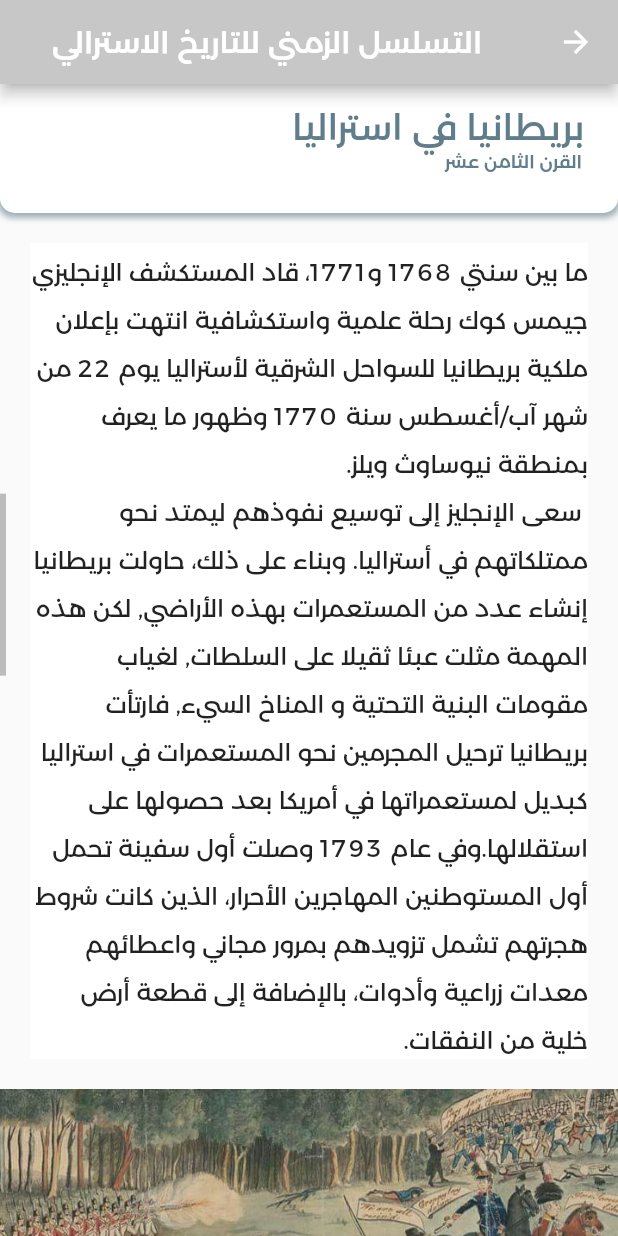
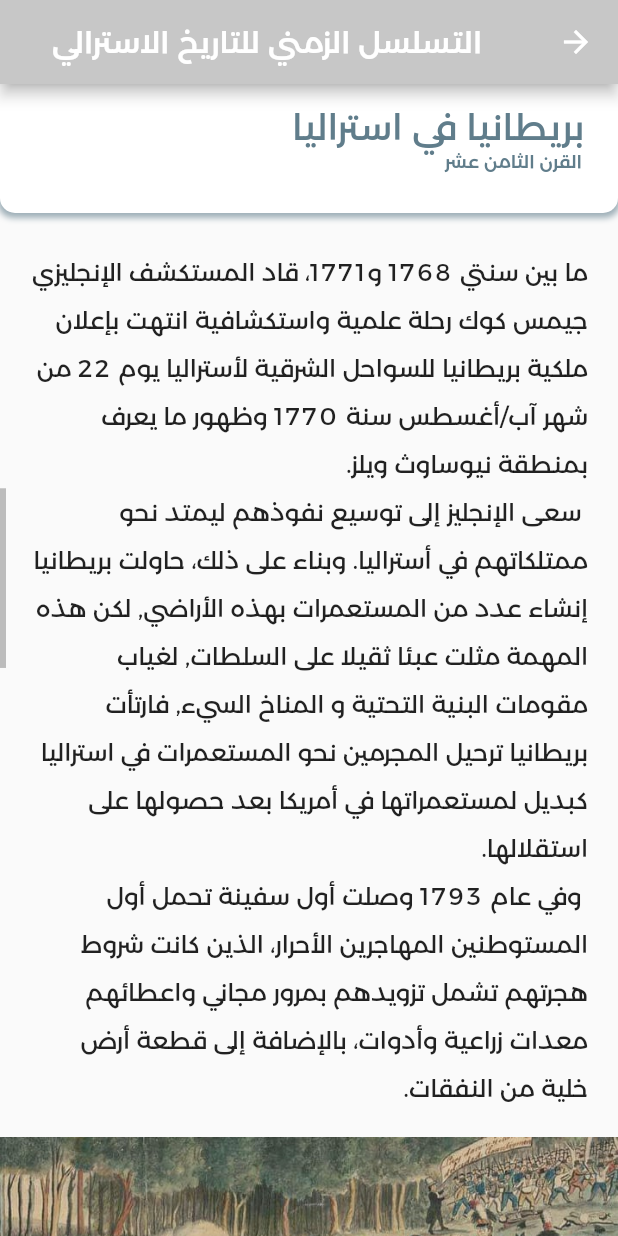
Before and after one commit to AboutAustralia/aboutAustralia, a Flutter app: the HistoryOfAustralia screen opened directly, scrolled down 1728 dp, on a phone screen of 412 x 824 dp. Run offline on Flutter 3.47's test engine with Material 2 defaults, Android fonts, the phone set to English and light mode, and no system bars; drawn by our look-alikes of sticky_headers; our stand-ins replace cloud_firestore, firebase_auth, firebase_core, firebase_database, flutter_secure_storage, font_awesome_flutter and 3 more; missing offline and left inert: onboarding; accounts and stored records are empty.

Commit message:
updated the travel data, and fixed the history formatting

```diff
--- a/lib/views/history_of_australia.dart
+++ b/lib/views/history_of_australia.dart
@@ -10,7 +10,7 @@ class HistoryOfAustralia extends StatelessWidget {
     return Container(
         height: 90,
         width: double.infinity,
-        decoration: (BoxDecoration(
+        decoration: BoxDecoration(
             color: Colors.white,
             borderRadius: BorderRadius.only(
                 bottomLeft: Radius.circular(10),
@@ -22,7 +22,7 @@ class HistoryOfAustralia extends StatelessWidget {
                 blurRadius: 3,
                 offset: Offset(0, 2),
               )
-            ])),
+            ]),
         child: Column(
           crossAxisAlignment: CrossAxisAlignment.start,
           children: <Widget>[
@@ -50,7 +50,7 @@ class HistoryOfAustralia extends StatelessWidget {
     return Padding(
       padding: const EdgeInsets.all(20.0),
       child: Container(
-        color: Colors.white,
+
         child: Text(
           cont,
           textAlign: TextAlign.right,
@@ -130,14 +130,14 @@ class HistoryOfAustralia extends StatelessWidget {
                         'assets/cook.jpg',
                         ' بريطانيا في استراليا',
                         'القرن الثامن عشر',
-                        "ما بين سنتي 1768 و1771، قاد المستكشف الإنجليزي جيمس كوك رحلة علمية واستكشافية انتهت بإعلان ملكية بريطانيا للسواحل الشرقية لأستراليا يوم 22 من شهر آب/أغسطس سنة 1770 وظهور ما يعرف بمنطقة نيوساوث ويلز.\n سعى الإنجليز إلى توسيع نفوذهم ليمتد نحو ممتلكاتهم في أستراليا. وبناء على ذلك، حاولت بريطانيا إنشاء عدد من المستعمرات بهذه الأراضي, لكن هذه المهمة مثلت عبئا ثقيلا على السلطات, لغياب مقومات البنية التحتية و المناخ السيء, فارتأت بريطانيا ترحيل المجرمين نحو المستعمرات في استراليا كبديل لمستعمراتها في أمريكا بعد حصولها على استقلالها.وفي عام 1793 وصلت أول سفينة تحمل أول المستوطنين المهاجرين الأحرار، الذين كانت شروط هجرتهم تشمل تزويدهم بمرور مجاني واعطائهم معدات زراعية وأدوات، بالإضافة إلى قطعة أرض خلية من النفقات.  ",
+                        "ما بين سنتي 1768 و1771، قاد المستكشف الإنجليزي جيمس كوك رحلة علمية واستكشافية انتهت بإعلان ملكية بريطانيا للسواحل الشرقية لأستراليا يوم 22 من شهر آب/أغسطس سنة 1770 وظهور ما يعرف بمنطقة نيوساوث ويلز.\n سعى الإنجليز إلى توسيع نفوذهم ليمتد نحو ممتلكاتهم في أستراليا. وبناء على ذلك، حاولت بريطانيا إنشاء عدد من المستعمرات بهذه الأراضي, لكن هذه المهمة مثلت عبئا ثقيلا على السلطات, لغياب مقومات البنية التحتية و المناخ السيء, فارتأت بريطانيا ترحيل المجرمين نحو المستعمرات في استراليا كبديل لمستعمراتها في أمريكا بعد حصولها على استقلالها.\n وفي عام 1793 وصلت أول سفينة تحمل أول المستوطنين المهاجرين الأحرار، الذين كانت شروط هجرتهم تشمل تزويدهم بمرور مجاني واعطائهم معدات زراعية وأدوات، بالإضافة إلى قطعة أرض خلية من النفقات.  ",
                         Colors.blueGrey),
                     //4
                     scroll(
                         'assets/castle_hill.jpg',
                         'تأسيس المستعمرات',
                         'القرن التاسع عشر',
-                        "في عام 1804، اندلع تمرد المدانين في كاسل هيل الذي يقوده حوالي مئتين من الهاربين، معظمهم من المدانين الإيرلنديين، كانت هذه الانتفاضة الأولى والوحيدة للمسجونين في التاريخ الأسترالي, غير أنه أُخمد بسرعة من قِبل فيلق نيو ساوث ويلز.في 1803, استعمرت أرض فان دامين، والتي تسمى تازمينيا حالياً، حتى أصبحت مستعمرة مستقلة في 1825. وقامت المملكة المتحدة باستعمار الجزء الغربي من أستراليا في 1828. بعد انفصال عدة مستعمرات عن نيو ساوث ويلز مثل: جنوب أستراليا في 1836 وفيكتوريا في 1851 وكوينزلاند في 1859.  تأسس الإقليم الشمالي الذي كان منفصلاً عن الجنوب الأسترالي، حينها كانت جنوب أستراليا مقاطعة حرة ولم تكن مستعمرة عقوبات أبداً. وكذلك فيكتوريا وغرب أستراليا، ولكنهم مؤخراً وافقوا على نقل المحكوم عليهم إليها. وقاد سكان نيوساوث ويلز إلى حملة لإيقاف نقل المحكوم عليهم للمستعمرة، حينها كانت أخر سفينة للمحكوم عليهم تصل نيوساوث ويلز في 1848. ",
+                        "في عام 1804، اندلع تمرد المدانين في كاسل هيل الذي يقوده حوالي مئتين من الهاربين، معظمهم من المدانين الإيرلنديين، كانت هذه الانتفاضة الأولى والوحيدة للمسجونين في التاريخ الأسترالي, غير أنه أُخمد بسرعة من قِبل فيلق نيو ساوث ويلز.\n في 1803, استعمرت أرض فان دامين، والتي تسمى تازمينيا حالياً، حتى أصبحت مستعمرة مستقلة في 1825. وقامت المملكة المتحدة باستعمار الجزء الغربي من أستراليا في 1828. بعد انفصال عدة مستعمرات عن نيو ساوث ويلز مثل: جنوب أستراليا في 1836 وفيكتوريا في 1851 وكوينزلاند في 1859.\n تأسس الإقليم الشمالي الذي كان منفصلاً عن الجنوب الأسترالي، حينها كانت جنوب أستراليا مقاطعة حرة ولم تكن مستعمرة عقوبات أبداً. وكذلك فيكتوريا وغرب أستراليا، ولكنهم مؤخراً وافقوا على نقل المحكوم عليهم إليها.\n وقاد سكان نيوساوث ويلز حملة لإيقاف نقل المحكوم عليهم للمستعمرة، حينها كانت أخر سفينة للمحكوم عليهم تصل نيوساوث ويلز في 1848. ",
                         Colors.grey[850]),
 
                     //5
@@ -145,7 +145,7 @@ class HistoryOfAustralia extends StatelessWidget {
                         'assets/rush.jpg',
                         'اكتشاف الذهب',
                         'القرن التاسع عشر',
-                        "تم اكتشاف الذهب في استراليا لأول مرة عام 1951 مما أدى إلى تحول استراليا اقتصاديا وسياسيا وديموغرافيا. ونتيجة لذلك هاجر حوالي 2% من سكان بريطانيا بالإضافة إلى سكان من مختلف الأعراق  إلى استراليا. ان تمرّد حاجز دفاع يوريكا عام 1854، وهو احتجاج مسلّح نفّذه عمال المناجم في مناجم ذهب فيكتوريا، والجدل الذي تلا ذلك، بمثابة قوّةٍ دافعة كبيرة لإجراء إصلاحات ديمقراطية. جاء التمرّد إثر اعتراض الحكومة على تقديم تراخيص للتعدين، إذ يجب دفع رسوم الترخيص بغض النظر عما إذا كان طلب المُنقب عن الذهب قد أتى بأي ذهب، ووجد المتعهدون الأقل نجاحًا صعوبة في دفع رسوم الترخيص الخاصة بهم. وأنتج الذهب ثروة مفاجئة للقليلين، ويعود تاريخ ثراء بعض أقدم الأثرياء في أستراليا إلى هذه الفترة.",
+                        "تم اكتشاف الذهب في استراليا لأول مرة عام 1951 مما أدى إلى تحول استراليا اقتصاديا وسياسيا وديموغرافيا. ونتيجة لذلك هاجر حوالي 2% من سكان بريطانيا بالإضافة إلى سكان من مختلف الأعراق  إلى استراليا.\n كان تمرّد حاجز دفاع يوريكا عام 1854، وهو احتجاج مسلّح نفّذه عمال المناجم في مناجم ذهب فيكتوريا، والجدل الذي تلا ذلك، بمثابة قوّةٍ دافعة كبيرة لإجراء إصلاحات ديمقراطية. جاء التمرّد إثر اعتراض الحكومة على تقديم تراخيص للتعدين، إذ يجب دفع رسوم الترخيص بغض النظر عما إذا كان طلب المُنقب عن الذهب قد أتى بأي ذهب، ووجد المتعهدون الأقل نجاحًا صعوبة في دفع رسوم الترخيص الخاصة بهم. \nوأنتج الذهب ثروة مفاجئة للقليلين، ويعود تاريخ ثراء بعض أقدم الأثرياء في أستراليا إلى هذه الفترة.",
                         Colors.deepOrangeAccent),
 
                     //6
@@ -153,7 +153,7 @@ class HistoryOfAustralia extends StatelessWidget {
                         'assets/commonwealth.jpg',
                         'الاتحاد',
                         'القرن العشرين',
-                        "في بداية القرن العشرين، بعد اختتام مفاوضات استمرت قرابة العقدين عن الاتحاد وبموافقة جميع المستعمرات الأسترالية الست على دستور اتحادي وتصديق البرلمان البريطاني عليها في مرحلة لاحقة في عام 1900، أسفر ذلك عن اندماج سياسي للمستعمرات الأسترالية الست في الكومنولث الأسترالي الموحد، وأُعلن عنه رسميًا في 1 يناير 1901،  وتم حينها اختيار علم استراليا. أصبحت أستراليا تتمتع بالحكم الذاتي في الشؤون الداخلية والخارجية بإقرار قانون اعتماد القوانين التشريعية لويستمنستر في 9 أكتوبر 1942. وأزال قانون أستراليا لعام 1986 بقايا السلطة القانونية البريطانية على الصعيد الاتحادي. ",
+                        "في بداية القرن العشرين، بعد اختتام مفاوضات استمرت قرابة العقدين عن الاتحاد وبموافقة جميع المستعمرات الأسترالية الست على دستور اتحادي وتصديق البرلمان البريطاني عليها في مرحلة لاحقة في عام 1900، أسفر ذلك عن اندماج سياسي للمستعمرات الأسترالية الست في الكومنولث الأسترالي الموحد، وأُعلن عنه رسميًا في 1 يناير 1901،  وتم حينها اختيار علم استراليا. \nأصبحت أستراليا تتمتع بالحكم الذاتي في الشؤون الداخلية والخارجية بإقرار قانون اعتماد القوانين التشريعية لويستمنستر في 9 أكتوبر 1942. وأزال قانون أستراليا لعام 1986 بقايا السلطة القانونية البريطانية على الصعيد الاتحادي. ",
                         Colors.grey[700]),
                   ],
                 );
```
